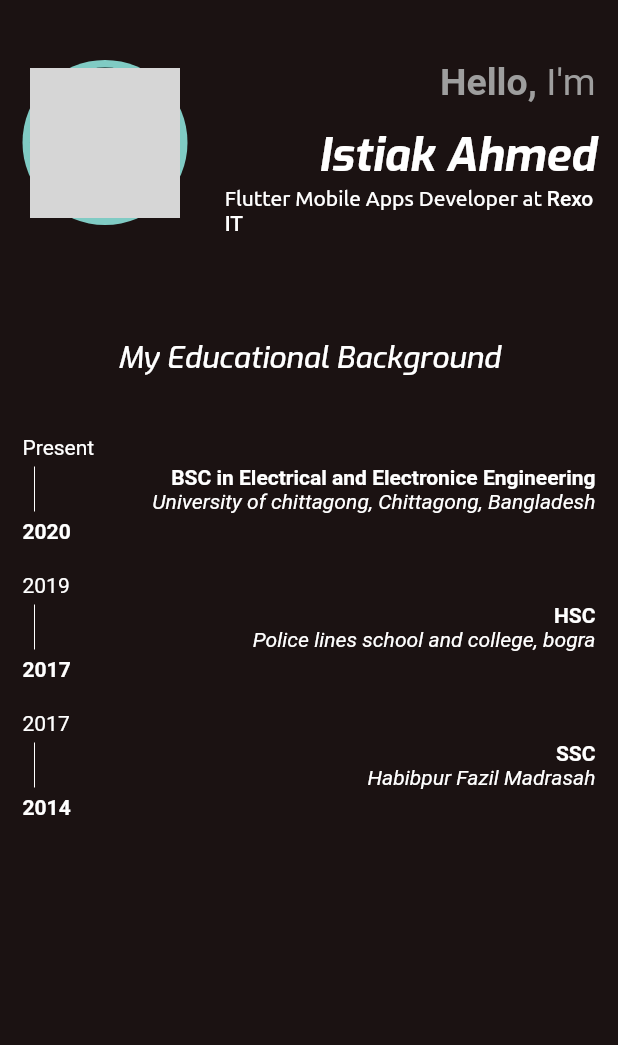
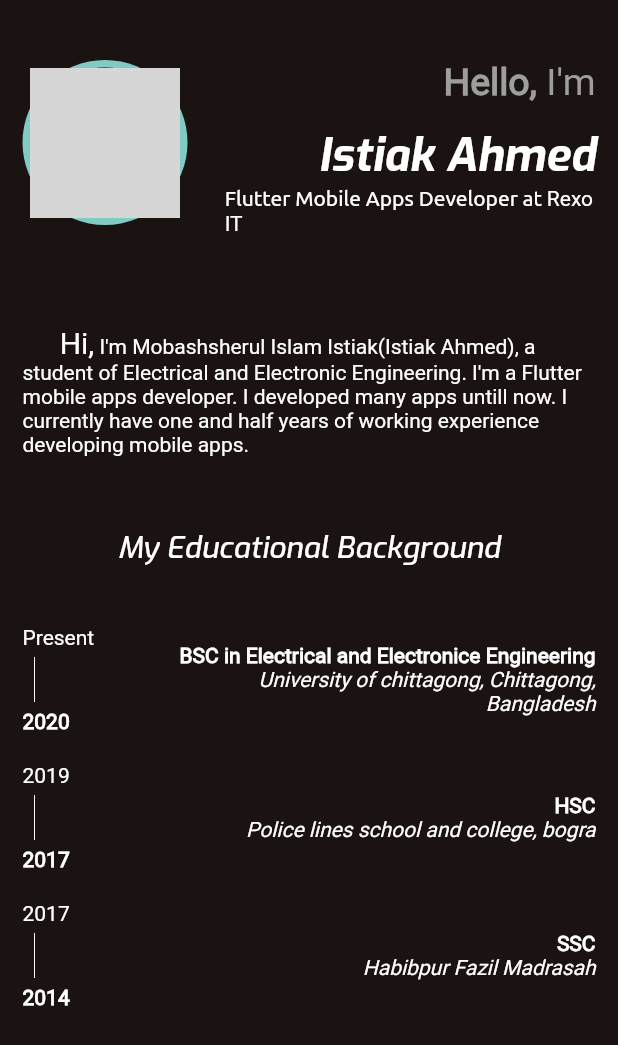
Before and after one commit to Istiak-Ahmed78/portfolio, a Flutter app: the screen it shows after launch, on a phone screen of 412 x 824 dp. Shown: the top 1045 px of the screen. Run offline on Flutter 3.47's test engine with Material 2 defaults, Android fonts, the phone set to English and light mode, and no system bars; our stand-ins replace get; network calls fail; grey boxes are pictures that could not be loaded.

Commit message:
Now font added and bio added

```diff
--- a/lib/configs/fonts.dart
+++ b/lib/configs/fonts.dart
@@ -1,4 +1,5 @@
 class Fonts {
   static const ubuntu = 'Ubuntu';
   static const exoItalic = 'Exo-Italic';
+  static const roboto = 'Roboto';
 }
--- a/lib/screens/home_page/home_page.dart
+++ b/lib/screens/home_page/home_page.dart
@@ -29,6 +29,10 @@ class MainPart extends StatelessWidget {
             Gap(
               times: 3,
             ),
+            BioPart(),
+            Gap(
+              times: 2,
+            ),
             EducationPart()
           ],
         ),
--- /dev/null
+++ b/lib/screens/home_page/widgets/bio.dart
@@ -0,0 +1,24 @@
+import 'package:flutter/material.dart';
+import 'package:portfolio/configs/fonts.dart';
+
+class BioPart extends StatelessWidget {
+  const BioPart({Key? key}) : super(key: key);
+
+  @override
+  Widget build(BuildContext context) {
+    return SizedBox(
+      child: RichText(
+        text: TextSpan(
+          text: '     Hi,',
+          style: const TextStyle(fontSize: 20, fontFamily: Fonts.roboto),
+          children: [
+            TextSpan(text: _myBio, style: Theme.of(context).textTheme.bodyText2)
+          ],
+        ),
+      ),
+    );
+  }
+
+  final _myBio =
+      ' I\'m Mobashsherul Islam Istiak(Istiak Ahmed), a student of Electrical and Electronic Engineering. I\'m a Flutter mobile apps developer. I developed many apps untill now. I currently have one and half years of working experience developing mobile apps.';
+}
--- a/lib/screens/home_page/widgets/widgets.dart
+++ b/lib/screens/home_page/widgets/widgets.dart
@@ -1,2 +1,3 @@
 export 'top_intro.dart';
 export 'education.dart';
+export 'bio.dart';
--- a/pubspec.yaml
+++ b/pubspec.yaml
@@ -53,6 +53,9 @@ flutter:
     - family: Exo-Italic
       fonts:
         - asset: assets/Exo-Italic-VariableFont_wght.ttf
+    - family: Roboto
+      fonts:
+        - asset: assets/Roboto-Regular.ttf
   #       - asset: fonts/Schyler-Italic.ttf
   #         style: italic
   #   - family: Trajan Pro
```
Also changed, not shown: lib/common_widgets/my_dots.dart (deleted, +0 -259 lines), assets/Exo-Regular.ttf (added), assets/Roboto-Regular.ttf (added).
